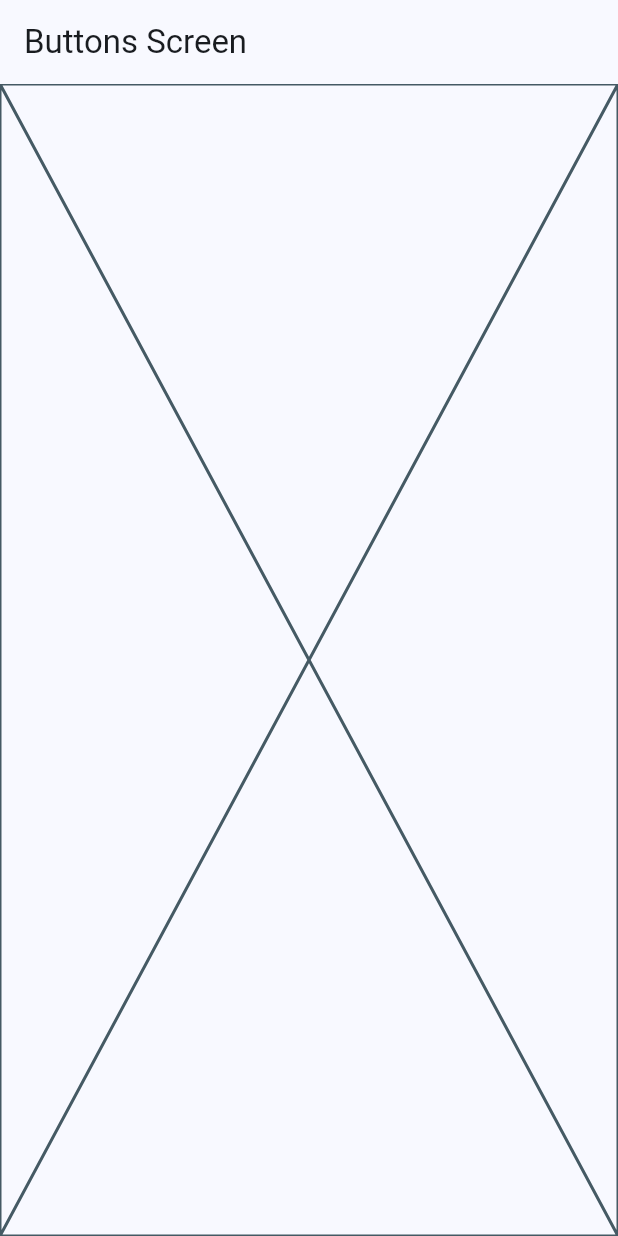
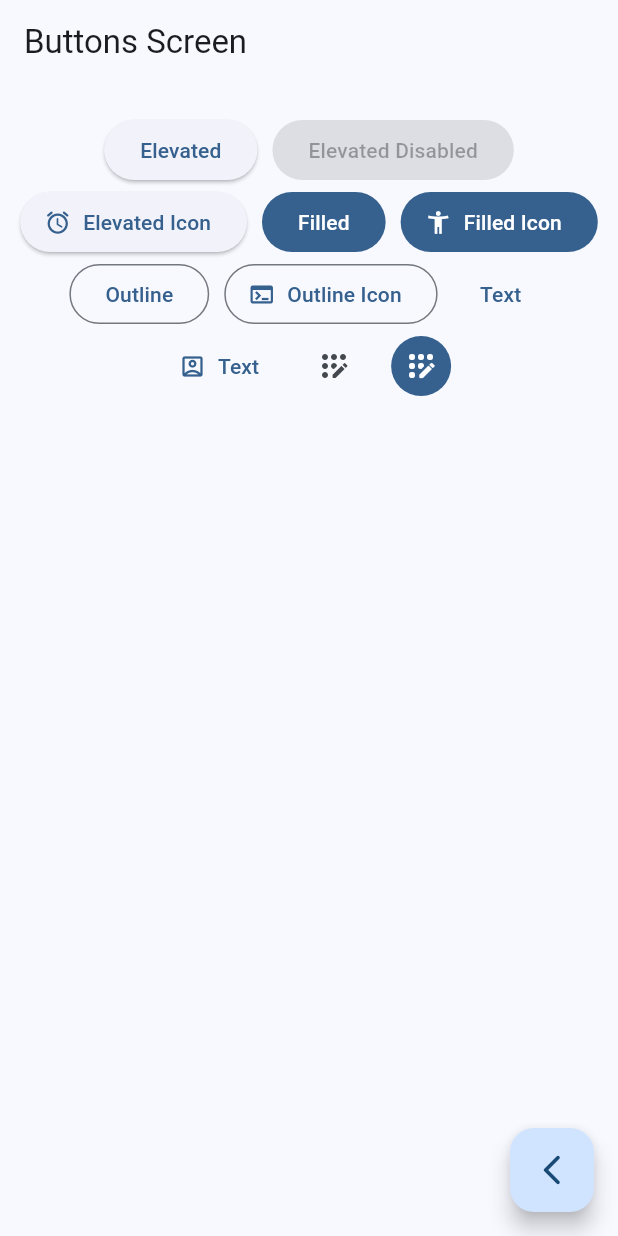
Before and after one commit to jmorenoalva/widgets_app_flutter, a Flutter app: the ButtonsScreen screen opened by its route, on a phone screen of 412 x 824 dp. Run offline on Flutter 3.47's test engine with Material 3 defaults, Android fonts, the phone set to English and light mode, and no system bars; our stand-ins replace go_router.

Commit message:
Clase 126. Diferentes botones pre-configurados (MaterialStatePropertyAll deprecated - usar WidgetStatePropertyAll)

```diff
--- a/lib/presentation/screens/buttons/buttons_screen.dart
+++ b/lib/presentation/screens/buttons/buttons_screen.dart
@@ -1,4 +1,5 @@
 import 'package:flutter/material.dart';
+import 'package:go_router/go_router.dart';
 
 class ButtonsScreen extends StatelessWidget {
 
@@ -12,7 +13,75 @@ class ButtonsScreen extends StatelessWidget {
       appBar: AppBar(
         title: const Text('Buttons Screen'),
       ),
-      body: const Placeholder(),
+      body: const _ButtonsView(),
+      floatingActionButton: FloatingActionButton(
+        child: const Icon(Icons.arrow_back_ios_new_rounded),
+        onPressed: (){
+          context.pop();
+        },
+      ),
     );
   }
 }
+
+class _ButtonsView extends StatelessWidget {
+  const _ButtonsView();
+
+  @override
+  Widget build(BuildContext context) {
+
+    final colors= Theme.of(context).colorScheme;
+
+    return SizedBox(
+      width: double.infinity,
+      child: Padding(
+        padding: const EdgeInsets.symmetric(horizontal: 10, vertical: 20),
+        child: Wrap(
+          spacing: 10,
+          alignment: WrapAlignment.center,
+          children:[
+            ElevatedButton(onPressed: (){}, child: const Text('Elevated')),
+            const ElevatedButton(onPressed: null, child: const Text('Elevated Disabled')),
+            ElevatedButton.icon(
+              onPressed: (){},
+              icon: const Icon(Icons.access_alarm_rounded),
+              label: const Text('Elevated Icon')
+            ),
+
+            FilledButton(onPressed: (){},child: const Text('Filled')),
+            FilledButton.icon(onPressed: (){},icon: const Icon(Icons.accessibility_new), label: const Text('Filled Icon')),
+
+            OutlinedButton(onPressed: (){}, child: const Text('Outline')),
+            OutlinedButton.icon(
+              onPressed: (){},
+              label: const Text('Outline Icon'),
+              icon: const Icon(Icons.terminal)
+            ),
+
+            TextButton(onPressed: (){}, child: const Text('Text')),
+            TextButton.icon(
+              onPressed: (){},
+              icon: const Icon(Icons.account_box_outlined),
+              label: const Text('Text')
+            ),
+
+            //TODO: custom button
+
+
+            IconButton(onPressed: (){}, icon: const Icon(Icons.app_registration_rounded)),
+            IconButton(
+              onPressed: (){},
+              icon: const Icon(Icons.app_registration_rounded),
+              style: ButtonStyle(
+                backgroundColor: WidgetStatePropertyAll(colors.primary),
+                iconColor: const WidgetStatePropertyAll(Colors.white),
+
+              ),
+            ),
+
+          ],
+        ),
+      ),
+    );
+  }
+}
```
